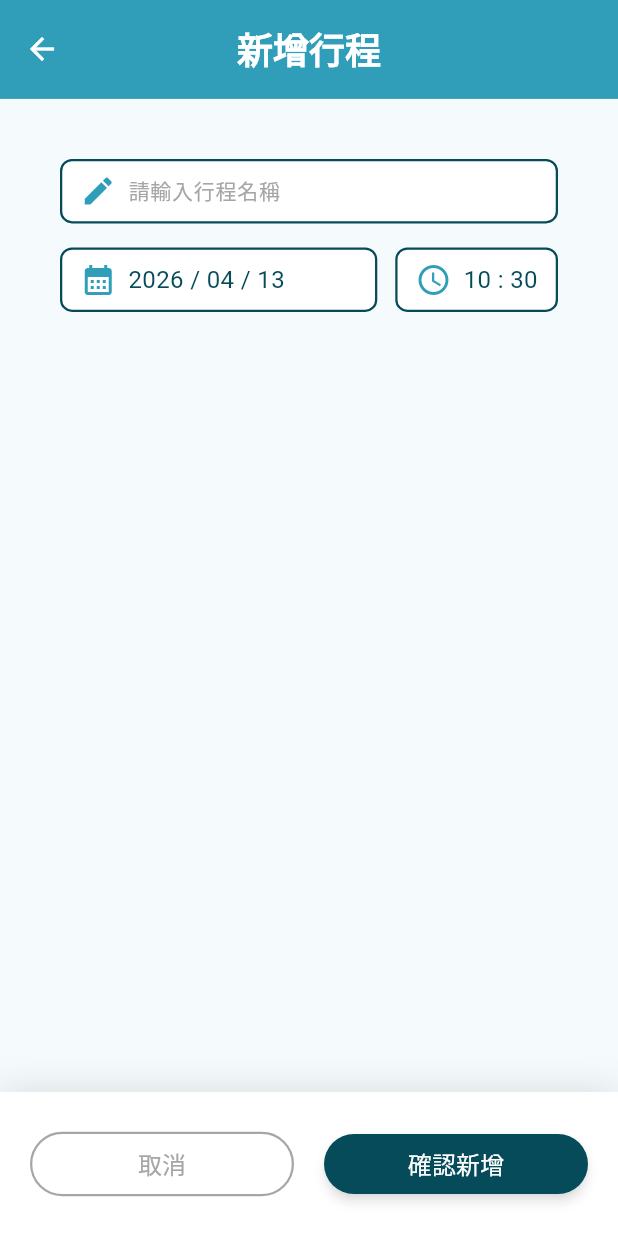
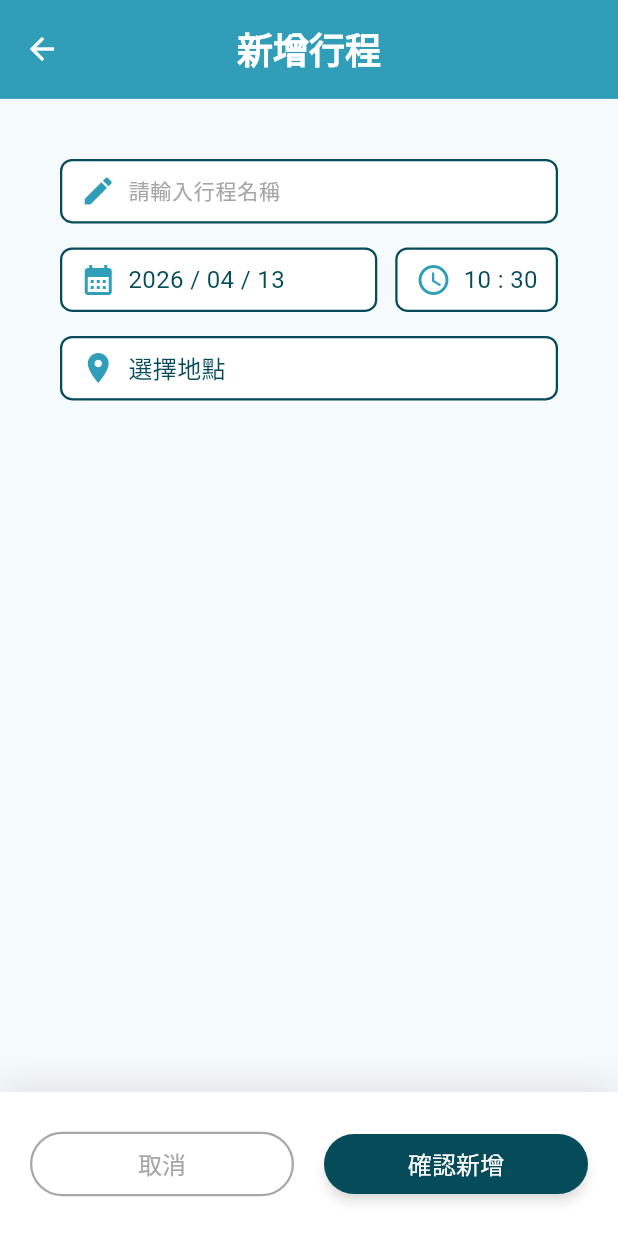
Before and after one commit to HsuPenny/flutter_schedule, a Flutter app: the AddRecordPage screen opened directly, on a phone screen of 412 x 824 dp. Run offline on Flutter 3.47's test engine with Material 3 defaults, Android fonts, the light colour scheme and no system bars; our stand-ins replace fl_chart, flutter_svg, get.

Commit message:
feat: implement `AddRecordLocationPicker` component and integrate into `AddRecordPage`

```diff
--- /dev/null
+++ b/lib/pages/add_record/add_record_location_picker.dart
@@ -0,0 +1,41 @@
+import 'package:app_schedule/my_color.dart';
+import 'package:app_schedule/my_text_style.dart';
+import 'package:flutter/material.dart';
+
+class AddRecordLocationPicker extends StatefulWidget {
+  final Function() onChanged;
+  const AddRecordLocationPicker({super.key, required this.onChanged});
+
+  @override
+  State<StatefulWidget> createState() => _AddRecordLocationPickerState();
+}
+
+class _AddRecordLocationPickerState extends State<AddRecordLocationPicker> {
+
+  @override
+  Widget build(BuildContext context) {
+    return GestureDetector(
+      onTap: () {
+
+      },
+      child: Container(
+          padding: const EdgeInsets.symmetric(horizontal: 12, vertical: 8),
+          decoration: BoxDecoration(
+              color: MyColor.white,
+              borderRadius: BorderRadius.circular(8),
+              border: Border.all(color: MyColor.darkAqua, width: 1.5)
+          ),
+          child: Row(
+            spacing: 8,
+            children: [
+              const Icon(Icons.location_on, color: MyColor.aqua, size: 24),
+              Text(
+                "選擇地點",
+                style: MyTextStyle.darkAqua(16),
+              ),
+            ],
+          )
+      ),
+    );
+  }
+}
--- a/lib/pages/add_record/add_record_page.dart
+++ b/lib/pages/add_record/add_record_page.dart
@@ -1,4 +1,5 @@
 import 'package:app_schedule/pages/add_record/add_record_date_picker.dart';
+import 'package:app_schedule/pages/add_record/add_record_location_picker.dart';
 import 'package:app_schedule/pages/add_record/add_record_time_picker.dart';
 import 'package:app_schedule/share/my_filled_button.dart';
 import 'package:app_schedule/share/my_text_field.dart';
@@ -77,8 +78,11 @@ class _AddRecordPageState extends State<AddRecordPage> {
                           }
                       )
                     ],
-                  )
+                  ),
 
+                  AddRecordLocationPicker(onChanged: () {
+
+                  })
                 ]
               )
             )
```
